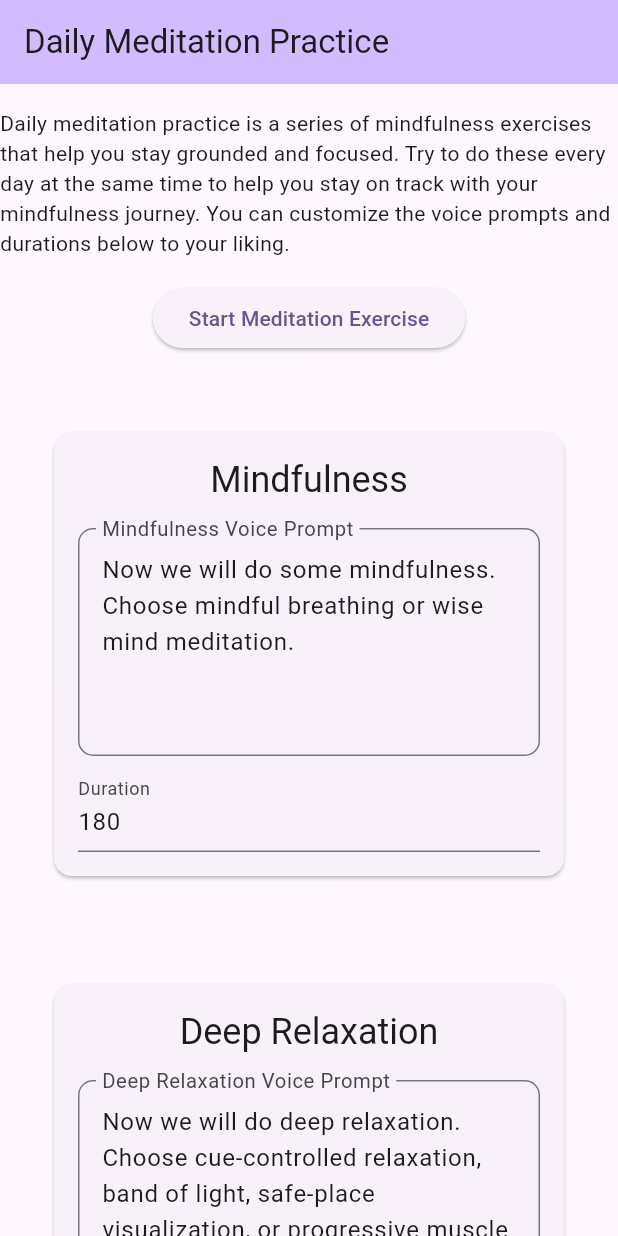
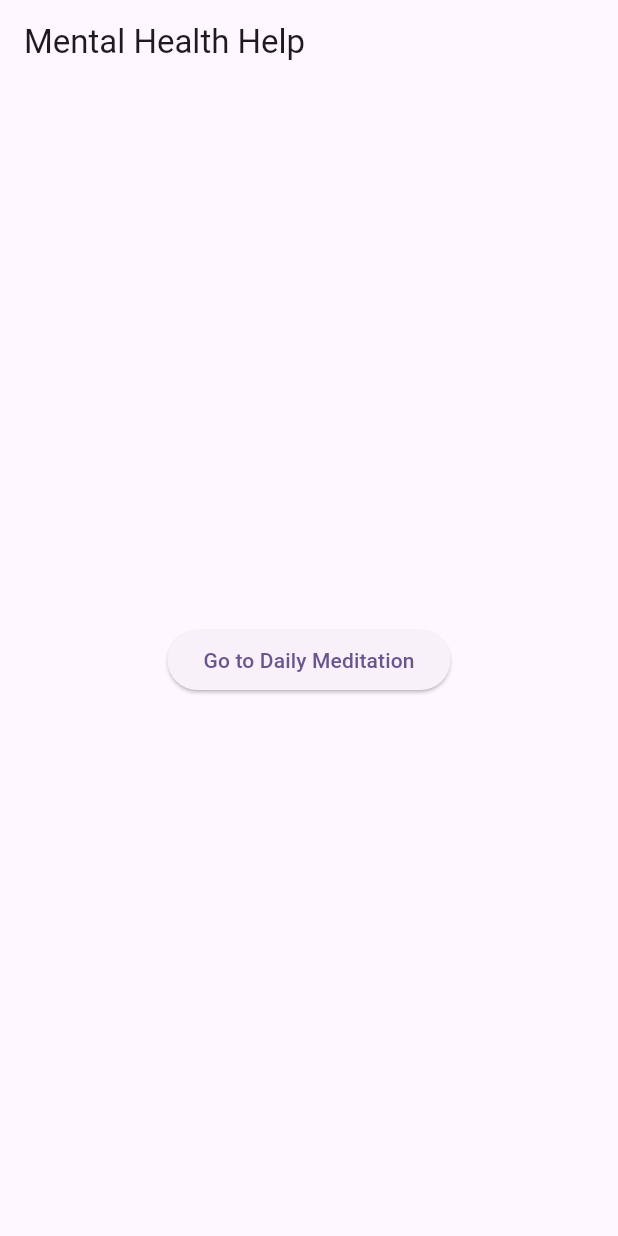
Before and after one commit to Dozer1170/mental_health_help, a Flutter app: the screen it shows after launch, on a phone screen of 412 x 824 dp. Run offline on Flutter 3.47's test engine with Material 3 defaults, Android fonts, the phone set to English and light mode, and no system bars; our stand-ins replace flutter_tts.

Commit message:
Add home screen

```diff
--- /dev/null
+++ b/lib/home.dart
@@ -0,0 +1,27 @@
+import 'package:flutter/material.dart';
+import 'package:mental_health_help/daily_meditation_practice.dart';
+import 'package:mental_health_help/strings.dart';
+
+class Home extends StatelessWidget {
+  const Home({super.key});
+
+  @override
+  Widget build(BuildContext context) {
+    return Scaffold(
+      appBar: AppBar(
+        title: const Text(appName),
+      ),
+      body: Center(
+        child: ElevatedButton(
+          onPressed: () {
+            Navigator.push(
+              context,
+              MaterialPageRoute(builder: (context) => const DailyMeditationPractice()),
+            );
+          },
+          child: const Text(goToDailyMeditation),
+        ),
+      ),
+    );
+  }
+}
--- a/lib/main.dart
+++ b/lib/main.dart
@@ -1,5 +1,5 @@
 import 'package:flutter/material.dart';
-import 'package:mental_health_help/daily_meditation_practice.dart';
+import 'package:mental_health_help/home.dart';
 import 'package:mental_health_help/strings.dart';
 
 void main() {
@@ -17,7 +17,7 @@ class MyApp extends StatelessWidget {
         colorScheme: ColorScheme.fromSeed(seedColor: Colors.deepPurple),
         useMaterial3: true,
       ),
-      home: const DailyMeditationPractice(),
+      home: const Home(),
     );
   }
 }
--- a/lib/strings.dart
+++ b/lib/strings.dart
@@ -3,4 +3,5 @@ const String dailyPracticeDescription =
     'Daily meditation practice is a series of mindfulness exercises that help you stay grounded and focused. Try to do these every day at the same time to help you stay on track with your mindfulness journey. You can customize the voice prompts and durations below to your liking.';
 const String startMeditationExercise = 'Start Meditation Exercise';
 const String stopMeditationExercise = 'Stop Meditation Exercise';
+const String goToDailyMeditation = 'Go to Daily Meditation';
 const String appName = 'Mental Health Help';
```
